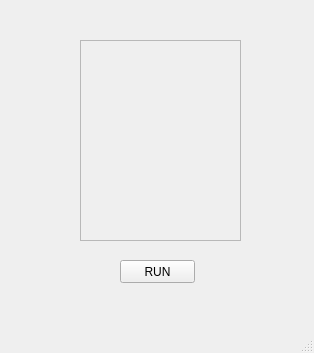
Old version of the form heat_exchanger_ui.ui in the repository DajaSvecu/Diplomka.
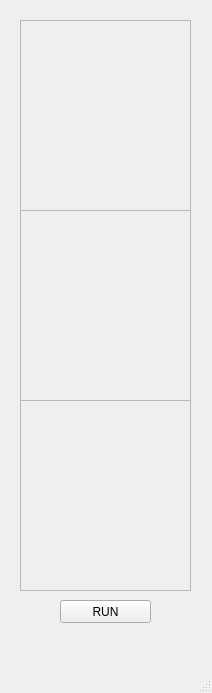
New version of the form.

Patch:
```diff
--- a/heat_exchanger_ui.ui
+++ b/heat_exchanger_ui.ui
@@ -6,8 +6,8 @@
    <rect>
     <x>0</x>
     <y>0</y>
-    <width>314</width>
-    <height>353</height>
+    <width>212</width>
+    <height>693</height>
    </rect>
   </property>
   <property name="windowTitle">
@@ -26,9 +26,9 @@
    <widget class="QPushButton" name="buttonRun">
     <property name="geometry">
      <rect>
-      <x>120</x>
-      <y>260</y>
-      <width>75</width>
+      <x>60</x>
+      <y>600</y>
+      <width>91</width>
       <height>23</height>
      </rect>
     </property>
@@ -42,10 +42,10 @@
    <widget class="QFrame" name="frame">
     <property name="geometry">
      <rect>
-      <x>80</x>
-      <y>40</y>
-      <width>161</width>
-      <height>201</height>
+      <x>20</x>
+      <y>20</y>
+      <width>171</width>
+      <height>191</height>
      </rect>
     </property>
     <property name="frameShape">
@@ -57,13 +57,67 @@
     <widget class="QWidget" name="verticalLayoutWidget">
      <property name="geometry">
       <rect>
-       <x>-1</x>
-       <y>-1</y>
-       <width>161</width>
-       <height>201</height>
+       <x>9</x>
+       <y>9</y>
+       <width>151</width>
+       <height>171</height>
       </rect>
      </property>
-     <layout class="QVBoxLayout" name="verticalLayoutEntrance"/>
+     <layout class="QVBoxLayout" name="verticalLayoutTube"/>
+    </widget>
+   </widget>
+   <widget class="QFrame" name="frame_2">
+    <property name="geometry">
+     <rect>
+      <x>20</x>
+      <y>210</y>
+      <width>171</width>
+      <height>191</height>
+     </rect>
+    </property>
+    <property name="frameShape">
+     <enum>QFrame::StyledPanel</enum>
+    </property>
+    <property name="frameShadow">
+     <enum>QFrame::Raised</enum>
+    </property>
+    <widget class="QWidget" name="verticalLayoutWidget_2">
+     <property name="geometry">
+      <rect>
+       <x>10</x>
+       <y>10</y>
+       <width>151</width>
+       <height>171</height>
+      </rect>
+     </property>
+     <layout class="QVBoxLayout" name="verticalLayoutShell"/>
+    </widget>
+   </widget>
+   <widget class="QFrame" name="frame_3">
+    <property name="geometry">
+     <rect>
+      <x>20</x>
+      <y>400</y>
+      <width>171</width>
+      <height>191</height>
+     </rect>
+    </property>
+    <property name="frameShape">
+     <enum>QFrame::StyledPanel</enum>
+    </property>
+    <property name="frameShadow">
+     <enum>QFrame::Raised</enum>
+    </property>
+    <widget class="QWidget" name="verticalLayoutWidget_3">
+     <property name="geometry">
+      <rect>
+       <x>10</x>
+       <y>10</y>
+       <width>151</width>
+       <height>171</height>
+      </rect>
+     </property>
+     <layout class="QVBoxLayout" name="verticalLayoutRest"/>
     </widget>
    </widget>
   </widget>
```
Left out of the diff: 2 changed lines with no effect on the pictures.
